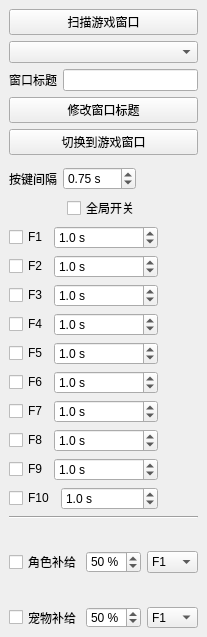
Before: the Qt Designer form fxmainwindow.ui in SSSSSFFFFF/FxPresser, drawn with Qt 5.
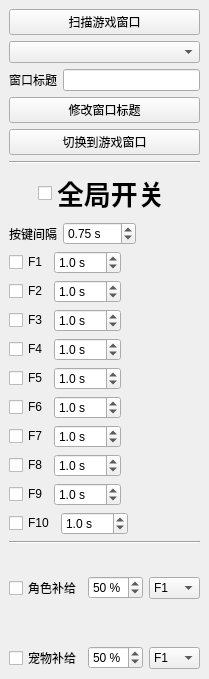
After: the same form once the commit is applied.

Commit message: 改善了一点细节

What changed in the file:
```diff
--- a/fxmainwindow.ui
+++ b/fxmainwindow.ui
@@ -6,28 +6,10 @@
    <rect>
     <x>0</x>
     <y>0</y>
-    <width>207</width>
-    <height>637</height>
+    <width>201</width>
+    <height>657</height>
    </rect>
   </property>
-  <property name="sizePolicy">
-   <sizepolicy hsizetype="Fixed" vsizetype="Fixed">
-    <horstretch>0</horstretch>
-    <verstretch>0</verstretch>
-   </sizepolicy>
-  </property>
-  <property name="minimumSize">
-   <size>
-    <width>207</width>
-    <height>637</height>
-   </size>
-  </property>
-  <property name="maximumSize">
-   <size>
-    <width>207</width>
-    <height>637</height>
-   </size>
-  </property>
   <property name="windowTitle">
    <string>FxPresser</string>
   </property>
@@ -93,12 +75,6 @@
     </item>
     <item>
      <widget class="Line" name="line_4">
-      <property name="sizePolicy">
-       <sizepolicy hsizetype="Preferred" vsizetype="Preferred">
-        <horstretch>0</horstretch>
-        <verstretch>0</verstretch>
-       </sizepolicy>
-      </property>
       <property name="minimumSize">
        <size>
         <width>0</width>
@@ -110,6 +86,60 @@
       </property>
      </widget>
     </item>
+    <item>
+     <layout class="QHBoxLayout" name="horizontalLayout_16">
+      <item>
+       <spacer name="horizontalSpacer_16">
+        <property name="orientation">
+         <enum>Qt::Horizontal</enum>
+        </property>
+        <property name="sizeHint" stdset="0">
+         <size>
+          <width>40</width>
+          <height>20</height>
+         </size>
+        </property>
+       </spacer>
+      </item>
+      <item>
+       <widget class="QCheckBox" name="checkBox_Switch">
+        <property name="font">
+         <font>
+          <family>Microsoft YaHei</family>
+          <pointsize>20</pointsize>
+          <weight>75</weight>
+          <italic>false</italic>
+          <bold>true</bold>
+          <strikeout>false</strikeout>
+          <kerning>true</kerning>
+         </font>
+        </property>
+        <property name="text">
+         <string>全局开关</string>
+        </property>
+        <property name="checked">
+         <bool>false</bool>
+        </property>
+        <property name="tristate">
+         <bool>false</bool>
+        </property>
+       </widget>
+      </item>
+      <item>
+       <spacer name="horizontalSpacer_12">
+        <property name="orientation">
+         <enum>Qt::Horizontal</enum>
+        </property>
+        <property name="sizeHint" stdset="0">
+         <size>
+          <width>40</width>
+          <height>20</height>
+         </size>
+        </property>
+       </spacer>
+      </item>
+     </layout>
+    </item>
     <item>
      <layout class="QHBoxLayout" name="horizontalLayout_11">
       <item>
@@ -160,50 +190,7 @@
      </layout>
     </item>
     <item>
-     <layout class="QHBoxLayout" name="horizontalLayout_16">
-      <item>
-       <spacer name="horizontalSpacer_16">
-        <property name="orientation">
-         <enum>Qt::Horizontal</enum>
-        </property>
-        <property name="sizeHint" stdset="0">
-         <size>
-          <width>40</width>
-          <height>20</height>
-         </size>
-        </property>
-       </spacer>
-      </item>
-      <item>
-       <widget class="QCheckBox" name="checkBox_Switch">
-        <property name="text">
-         <string>全局开关</string>
-        </property>
-        <property name="checked">
-         <bool>false</bool>
-        </property>
-        <property name="tristate">
-         <bool>false</bool>
-        </property>
-       </widget>
-      </item>
-      <item>
-       <spacer name="horizontalSpacer_12">
-        <property name="orientation">
-         <enum>Qt::Horizontal</enum>
-        </property>
-        <property name="sizeHint" stdset="0">
-         <size>
-          <width>40</width>
-          <height>20</height>
-         </size>
-        </property>
-       </spacer>
-      </item>
-     </layout>
-    </item>
-    <item>
-     <layout class="QHBoxLayout" name="horizontalLayout" stretch="0,1,0">
+     <layout class="QHBoxLayout" name="horizontalLayout" stretch="0,0,1">
       <item>
        <widget class="QCheckBox" name="checkBox_F1">
         <property name="text">
@@ -249,7 +236,7 @@
      </layout>
     </item>
     <item>
-     <layout class="QHBoxLayout" name="horizontalLayout_2" stretch="0,1,0">
+     <layout class="QHBoxLayout" name="horizontalLayout_2" stretch="0,0,1">
       <item>
        <widget class="QCheckBox" name="checkBox_F2">
         <property name="text">
@@ -295,7 +282,7 @@
      </layout>
     </item>
     <item>
-     <layout class="QHBoxLayout" name="horizontalLayout_3" stretch="0,1,0">
+     <layout class="QHBoxLayout" name="horizontalLayout_3" stretch="0,0,1">
       <item>
        <widget class="QCheckBox" name="checkBox_F3">
         <property name="text">
@@ -341,7 +328,7 @@
      </layout>
     </item>
     <item>
-     <layout class="QHBoxLayout" name="horizontalLayout_4" stretch="0,1,0">
+     <layout class="QHBoxLayout" name="horizontalLayout_4" stretch="0,0,1">
       <item>
        <widget class="QCheckBox" name="checkBox_F4">
         <property name="text">
@@ -387,7 +374,7 @@
      </layout>
     </item>
     <item>
-     <layout class="QHBoxLayout" name="horizontalLayout_5" stretch="0,1,0">
+     <layout class="QHBoxLayout" name="horizontalLayout_5" stretch="0,0,1">
       <item>
        <widget class="QCheckBox" name="checkBox_F5">
         <property name="text">
@@ -433,7 +420,7 @@
      </layout>
     </item>
     <item>
-     <layout class="QHBoxLayout" name="horizontalLayout_6" stretch="0,1,0">
+     <layout class="QHBoxLayout" name="horizontalLayout_6" stretch="0,0,1">
       <item>
        <widget class="QCheckBox" name="checkBox_F6">
         <property name="text">
@@ -479,7 +466,7 @@
      </layout>
     </item>
     <item>
-     <layout class="QHBoxLayout" name="horizontalLayout_7" stretch="0,1,0">
+     <layout class="QHBoxLayout" name="horizontalLayout_7" stretch="0,0,1">
       <item>
        <widget class="QCheckBox" name="checkBox_F7">
         <property name="text">
@@ -525,7 +512,7 @@
      </layout>
     </item>
     <item>
-     <layout class="QHBoxLayout" name="horizontalLayout_8" stretch="0,1,0">
+     <layout class="QHBoxLayout" name="horizontalLayout_8" stretch="0,0,1">
       <item>
        <widget class="QCheckBox" name="checkBox_F8">
         <property name="text">
@@ -571,7 +558,7 @@
      </layout>
     </item>
     <item>
-     <layout class="QHBoxLayout" name="horizontalLayout_9" stretch="0,1,0">
+     <layout class="QHBoxLayout" name="horizontalLayout_9" stretch="0,0,1">
       <item>
        <widget class="QCheckBox" name="checkBox_F9">
         <property name="text">
@@ -617,7 +604,7 @@
      </layout>
     </item>
     <item>
-     <layout class="QHBoxLayout" name="horizontalLayout_10" stretch="0,1,0">
+     <layout class="QHBoxLayout" name="horizontalLayout_10" stretch="0,0,1">
       <item>
        <widget class="QCheckBox" name="checkBox_F10">
         <property name="text">
```
The commit also changes 2 other files.
